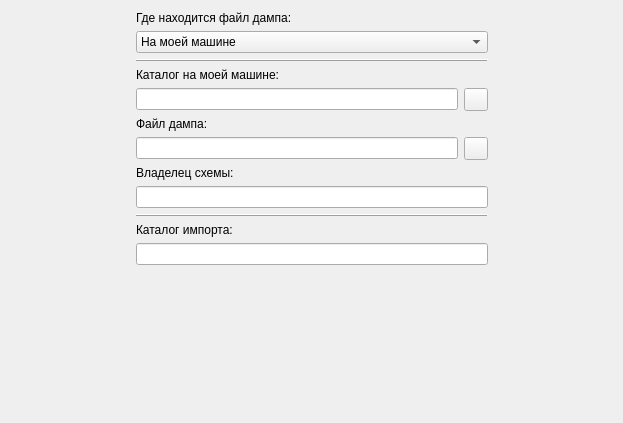
Old version of the form DumpTool/impfileselectpage.ui in the repository Smitt64/WorkFMT.
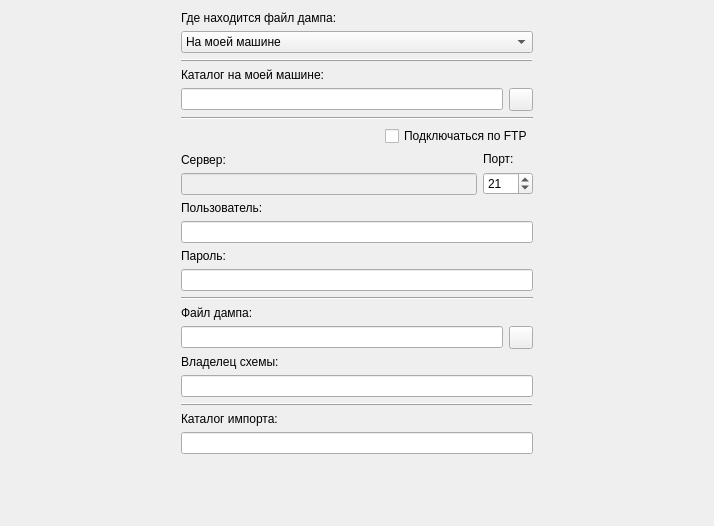
New version of the form. Icons and pictures are not drawn.

Diff of the .ui file:
```diff
--- a/DumpTool/impfileselectpage.ui
+++ b/DumpTool/impfileselectpage.ui
@@ -6,16 +6,16 @@
    <rect>
     <x>0</x>
     <y>0</y>
-    <width>623</width>
-    <height>423</height>
+    <width>714</width>
+    <height>526</height>
    </rect>
   </property>
   <property name="windowTitle">
    <string>WizardPage</string>
   </property>
-  <layout class="QVBoxLayout" name="verticalLayout_3">
+  <layout class="QVBoxLayout" name="verticalLayout_6">
    <item>
-    <layout class="QHBoxLayout" name="horizontalLayout_3">
+    <layout class="QHBoxLayout" name="horizontalLayout_4">
      <item>
       <spacer name="horizontalSpacer_2">
        <property name="orientation">
@@ -30,7 +30,7 @@
       </spacer>
      </item>
      <item>
-      <layout class="QVBoxLayout" name="verticalLayout_2">
+      <layout class="QVBoxLayout" name="verticalLayout_5">
        <item>
         <widget class="QLabel" name="label">
          <property name="text">
@@ -104,6 +104,143 @@
          </item>
         </layout>
        </item>
+       <item>
+        <widget class="Line" name="line">
+         <property name="orientation">
+          <enum>Qt::Horizontal</enum>
+         </property>
+        </widget>
+       </item>
+       <item>
+        <layout class="QHBoxLayout" name="horizontalLayout_5">
+         <item>
+          <spacer name="horizontalSpacer_3">
+           <property name="orientation">
+            <enum>Qt::Horizontal</enum>
+           </property>
+           <property name="sizeHint" stdset="0">
+            <size>
+             <width>40</width>
+             <height>20</height>
+            </size>
+           </property>
+          </spacer>
+         </item>
+         <item>
+          <widget class="QCheckBox" name="ftpBox">
+           <property name="layoutDirection">
+            <enum>Qt::LeftToRight</enum>
+           </property>
+           <property name="text">
+            <string>Подключаться по FTP</string>
+           </property>
+          </widget>
+         </item>
+        </layout>
+       </item>
+       <item>
+        <widget class="QWidget" name="widgetFtp" native="true">
+         <layout class="QVBoxLayout" name="verticalLayout_4">
+          <property name="leftMargin">
+           <number>0</number>
+          </property>
+          <property name="topMargin">
+           <number>0</number>
+          </property>
+          <property name="rightMargin">
+           <number>0</number>
+          </property>
+          <property name="bottomMargin">
+           <number>0</number>
+          </property>
+          <item>
+           <layout class="QHBoxLayout" name="horizontalLayout_3">
+            <item>
+             <layout class="QVBoxLayout" name="verticalLayout_2">
+              <item>
+               <widget class="QLabel" name="label_3">
+                <property name="sizePolicy">
+                 <sizepolicy hsizetype="Maximum" vsizetype="Preferred">
+                  <horstretch>0</horstretch>
+                  <verstretch>0</verstretch>
+                 </sizepolicy>
+                </property>
+                <property name="text">
+                 <string>Сервер:</string>
+                </property>
+               </widget>
+              </item>
+              <item>
+               <widget class="QLineEdit" name="ftpServerEdit">
+                <property name="enabled">
+                 <bool>false</bool>
+                </property>
+               </widget>
+              </item>
+             </layout>
+            </item>
+            <item>
+             <layout class="QVBoxLayout" name="verticalLayout_3">
+              <item>
+               <widget class="QLabel" name="label_4">
+                <property name="sizePolicy">
+                 <sizepolicy hsizetype="Minimum" vsizetype="Preferred">
+                  <horstretch>0</horstretch>
+                  <verstretch>0</verstretch>
+                 </sizepolicy>
+                </property>
+                <property name="text">
+                 <string>Порт:</string>
+                </property>
+               </widget>
+              </item>
+              <item>
+               <widget class="QSpinBox" name="ftpPortBox">
+                <property name="minimumSize">
+                 <size>
+                  <width>50</width>
+                  <height>0</height>
+                 </size>
+                </property>
+                <property name="value">
+                 <number>21</number>
+                </property>
+               </widget>
+              </item>
+             </layout>
+            </item>
+           </layout>
+          </item>
+          <item>
+           <widget class="QLabel" name="label_5">
+            <property name="text">
+             <string>Пользователь:</string>
+            </property>
+           </widget>
+          </item>
+          <item>
+           <widget class="QLineEdit" name="ftpUserEdit"/>
+          </item>
+          <item>
+           <widget class="QLabel" name="label_6">
+            <property name="text">
+             <string>Пароль:</string>
+            </property>
+           </widget>
+          </item>
+          <item>
+           <widget class="QLineEdit" name="ftpPwdEdit"/>
+          </item>
+         </layout>
+        </widget>
+       </item>
+       <item>
+        <widget class="Line" name="line_2">
+         <property name="orientation">
+          <enum>Qt::Horizontal</enum>
+         </property>
+        </widget>
+       </item>
        <item>
         <layout class="QVBoxLayout" name="verticalLayout">
          <item>
@@ -118,7 +255,7 @@
            <item>
             <widget class="QLineEdit" name="dumpEdit">
              <property name="readOnly">
-              <bool>true</bool>
+              <bool>false</bool>
              </property>
             </widget>
            </item>
```
